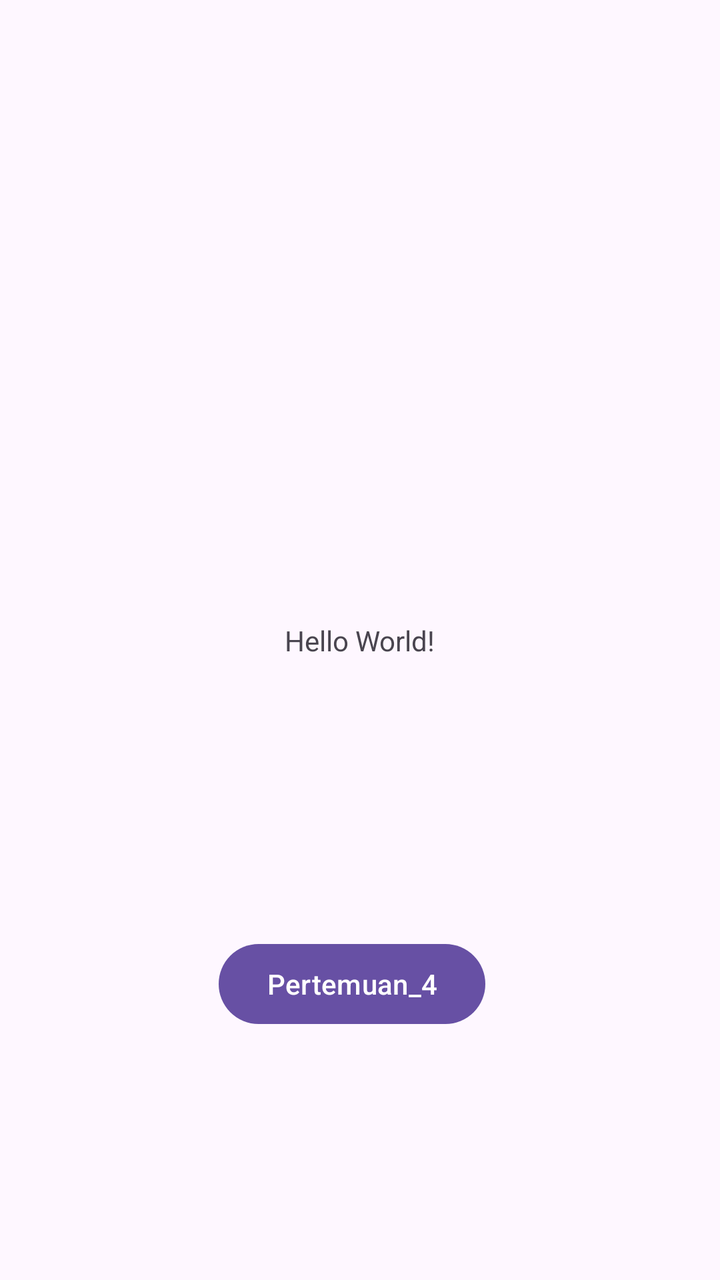
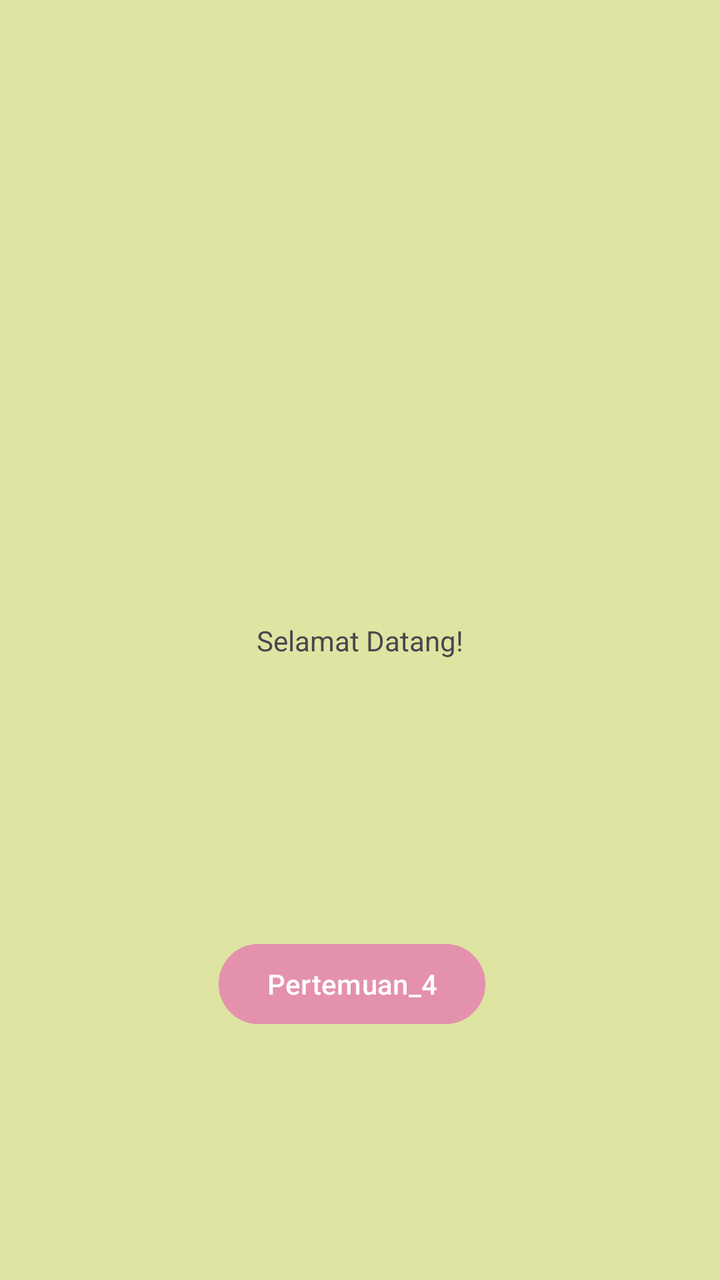

An Android layout rendered at two revisions. The XML below is the earlier revision; the diff shows what the commit changed to produce the second picture.
<!-- AndroidManifest.xml: application theme Theme.Ayu_3TIF -->
<!-- res/layout/activity_main.xml -->
<?xml version="1.0" encoding="utf-8"?>
<androidx.constraintlayout.widget.ConstraintLayout xmlns:android="http://schemas.android.com/apk/res/android"
    xmlns:app="http://schemas.android.com/apk/res-auto"
    xmlns:tools="http://schemas.android.com/tools"
    android:id="@+id/main"
    android:layout_width="match_parent"
    android:layout_height="match_parent"
    tools:context=".MainActivity">

    <TextView
        android:layout_width="wrap_content"
        android:layout_height="wrap_content"
        android:text="Hello World!"
        app:layout_constraintBottom_toBottomOf="parent"
        app:layout_constraintEnd_toEndOf="parent"
        app:layout_constraintStart_toStartOf="parent"
        app:layout_constraintTop_toTopOf="parent" />

    <Button
        android:id="@+id/btnToFourth"
        android:layout_width="wrap_content"
        android:layout_height="wrap_content"
        android:layout_marginBottom="124dp"
        android:text="Pertemuan_4"
        app:layout_constraintBottom_toBottomOf="parent"
        app:layout_constraintEnd_toEndOf="parent"
        app:layout_constraintHorizontal_bias="0.482"
        app:layout_constraintStart_toStartOf="parent" />

</androidx.constraintlayout.widget.ConstraintLayout>
<!-- resources referenced by this layout -->
<resources>
  <style name="Theme.Ayu_3TIF" parent="Base.Theme.Ayu_3TIF" />
  <style name="Base.Theme.Ayu_3TIF" parent="Theme.Material3.DayNight.NoActionBar">
          
          
      </style>
</resources>

<!-- the commit's change to res/layout/activity_main.xml (unified diff, before → after) -->
@@ -5,12 +5,13 @@
     android:id="@+id/main"
     android:layout_width="match_parent"
     android:layout_height="match_parent"
+    android:background="#DEE4A1"
     tools:context=".MainActivity">
 
     <TextView
         android:layout_width="wrap_content"
         android:layout_height="wrap_content"
-        android:text="Hello World!"
+        android:text="Selamat Datang!"
         app:layout_constraintBottom_toBottomOf="parent"
         app:layout_constraintEnd_toEndOf="parent"
         app:layout_constraintStart_toStartOf="parent"
@@ -22,6 +23,7 @@
         android:layout_height="wrap_content"
         android:layout_marginBottom="124dp"
         android:text="Pertemuan_4"
+        android:backgroundTint="#E491AE"
         app:layout_constraintBottom_toBottomOf="parent"
         app:layout_constraintEnd_toEndOf="parent"
         app:layout_constraintHorizontal_bias="0.482"
